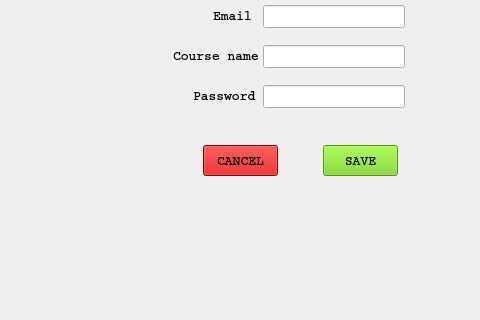
Before: the Qt Designer form newteacher.ui in casalete/ErasmusIo, drawn with Qt 5; both pictures show x 227 to 707 and y 275 to 595 of the 1099 by 676 pixel window.
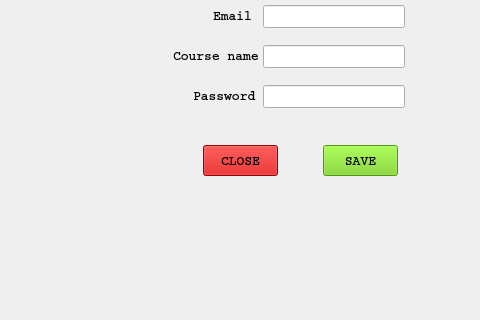
After: the same form once the commit is applied. Icons and pictures are not drawn.

Diff of the .ui file:
```diff
--- a/newteacher.ui
+++ b/newteacher.ui
@@ -255,7 +255,7 @@
     <string notr="true"/>
    </property>
    <property name="text">
-    <string>CANCEL</string>
+    <string>CLOSE</string>
    </property>
   </widget>
   <widget class="QPushButton" name="submitButton">
```
